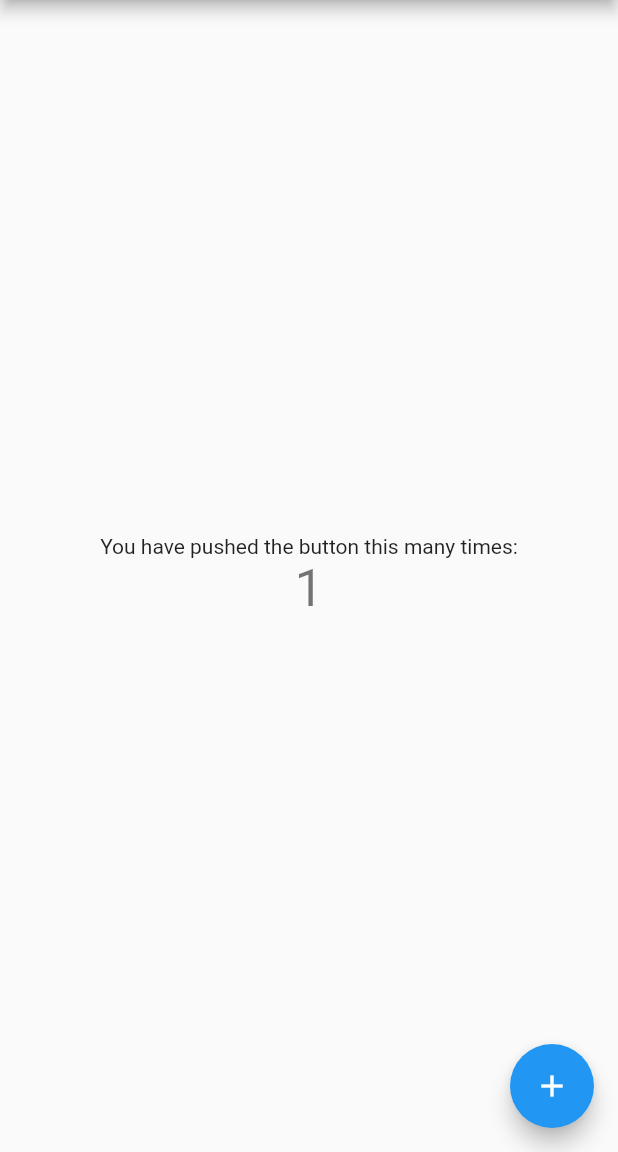
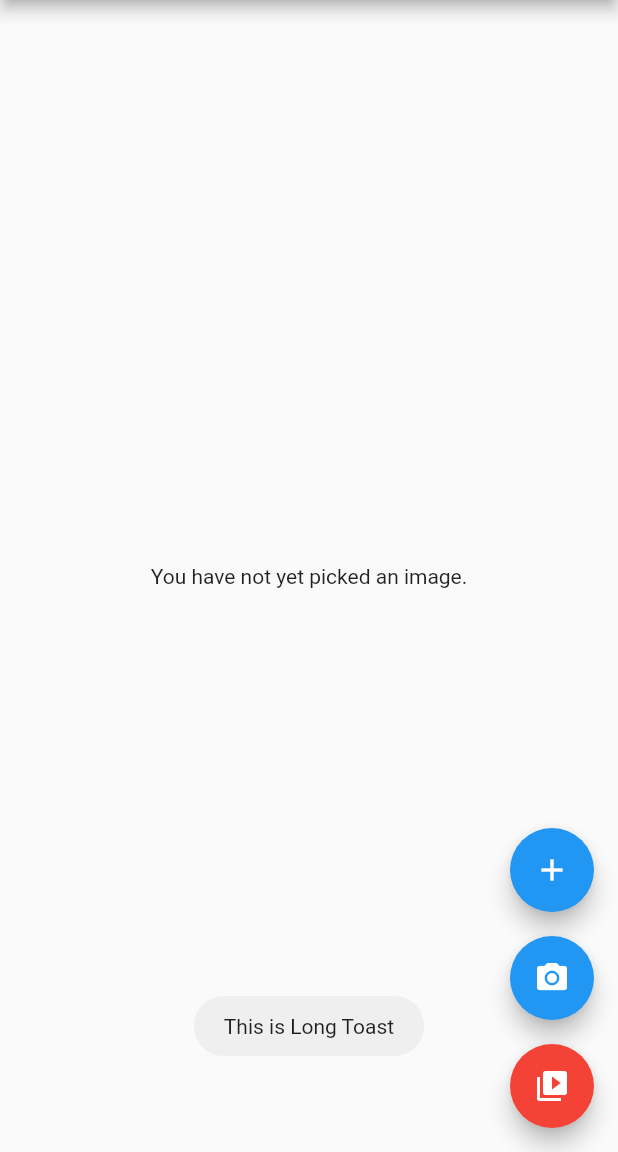
Before and after one commit to liuheng368/iOS_flutter, a Flutter app: the screen it shows after launch, after a tap on the "add" icon, on a phone screen of 412 x 824 dp, the part 84-1236 px from its top. Run offline on Flutter 3.47's test engine with Material 2 defaults, Android fonts, the phone set to English and light mode, and no system bars; our stand-ins replace fluttertoast, image_picker.

Commit message:
no message

```diff
--- a/lib/main.dart
+++ b/lib/main.dart
@@ -1,9 +1,13 @@
+import 'dart:async';
+import 'dart:io';
 import 'package:flutter/material.dart';
+import 'package:fluttertoast/fluttertoast.dart';
+import 'package:image_picker/image_picker.dart';
 
 void main() => runApp(MyApp());
 
 class MyApp extends StatelessWidget {
-  // This widget is the root of your application.
+
   @override
   Widget build(BuildContext context) {
     return MaterialApp(
@@ -44,17 +48,49 @@ class MyHomePage extends StatefulWidget {
 }
 
 class _MyHomePageState extends State<MyHomePage> {
-  int _counter = 0;
+  Future<File> _imageFile;
+  VoidCallback listener;
 
-  void _incrementCounter() {
+  @override
+  void initState() {
+    super.initState();
+    listener = () {
+      setState(() {});
+    };
+  }
+
+  Widget _previewImage() {
+    return FutureBuilder<File>(
+        future: _imageFile,
+        builder: (BuildContext context, AsyncSnapshot<File> snapshot) {
+          if (snapshot.connectionState == ConnectionState.done &&
+              snapshot.data != null) {
+            return Image.file(snapshot.data);
+          } else if (snapshot.error != null) {
+            return const Text(
+              'Error picking image.',
+              textAlign: TextAlign.center,
+            );
+          } else {
+            return const Text(
+              'You have not yet picked an image.',
+              textAlign: TextAlign.center,
+            );
+          }
+        });
+  }
+
+  void _onImageButtonPressed(ImageSource source) {
     setState(() {
-      // This call to setState tells the Flutter framework that something has
-      // changed in this State, which causes it to rerun the build method below
-      // so that the display can reflect the updated values. If we changed
-      // _counter without calling setState(), then the build method would not be
-      // called again, and so nothing would appear to happen.
-      _counter++;
+      _imageFile = ImagePicker.pickImage(source: source);
     });
+  }
+
+  void showLongToast() {
+    Fluttertoast.showToast(
+      msg: "This is Long Toast",
+      toastLength: Toast.LENGTH_LONG,
+    );
   }
 
   @override
@@ -67,45 +103,51 @@ class _MyHomePageState extends State<MyHomePage> {
     // than having to individually change instances of widgets.
     return Scaffold(
       appBar: AppBar(
-        // Here we take the value from the MyHomePage object that was created by
-        // the App.build method, and use it to set our appbar title.
         title: Text(widget.title),
       ),
       body: Center(
-        // Center is a layout widget. It takes a single child and positions it
-        // in the middle of the parent.
         child: Column(
-          // Column is also layout widget. It takes a list of children and
-          // arranges them vertically. By default, it sizes itself to fit its
-          // children horizontally, and tries to be as tall as its parent.
-          //
-          // Invoke "debug painting" (press "p" in the console, choose the
-          // "Toggle Debug Paint" action from the Flutter Inspector in Android
-          // Studio, or the "Toggle Debug Paint" command in Visual Studio Code)
-          // to see the wireframe for each widget.
-          //
-          // Column has various properties to control how it sizes itself and
-          // how it positions its children. Here we use mainAxisAlignment to
-          // center the children vertically; the main axis here is the vertical
-          // axis because Columns are vertical (the cross axis would be
-          // horizontal).
           mainAxisAlignment: MainAxisAlignment.center,
           children: <Widget>[
-            Text(
-              'You have pushed the button this many times:',
-            ),
-            Text(
-              '$_counter',
-              style: Theme.of(context).textTheme.display1,
+            Center(
+                child: _previewImage(),
             ),
           ],
         ),
       ),
-      floatingActionButton: FloatingActionButton(
-        onPressed: _incrementCounter,
-        tooltip: 'Increment',
-        child: Icon(Icons.add),
-      ), // This trailing comma makes auto-formatting nicer for build methods.
+      floatingActionButton: Column(
+        mainAxisAlignment: MainAxisAlignment.end,
+        children: <Widget>[
+          FloatingActionButton(
+          onPressed: showLongToast,
+          tooltip: 'Increment',
+          child: Icon(Icons.add),
+          ),
+          Padding(
+            padding: const EdgeInsets.only(top: 16.0),
+            child: FloatingActionButton(
+              onPressed: () {
+                _onImageButtonPressed(ImageSource.camera);
+              },
+              heroTag: 'image1',
+              tooltip: 'Take a Photo',
+              child: const Icon(Icons.camera_alt),
+            ),
+          ),
+          Padding(
+            padding: const EdgeInsets.only(top: 16.0),
+            child: FloatingActionButton(
+              backgroundColor: Colors.red,
+              onPressed: () {
+                _onImageButtonPressed(ImageSource.gallery);
+              },
+              heroTag: 'video0',
+              tooltip: 'Pick Video from gallery',
+              child: const Icon(Icons.video_library),
+            ),
+          )
+        ])
+      // This trailing comma makes auto-formatting nicer for build methods.
     );
   }
 }
--- a/pubspec.yaml
+++ b/pubspec.yaml
@@ -27,7 +27,8 @@ dependencies:
 dev_dependencies:
   flutter_test:
     sdk: flutter
-
+  image_picker: ^0.4.12+1
+  fluttertoast: ^2.2.6
 
 # For information on the generic Dart part of this file, see the
 # following page: https://dart.dev/tools/pub/pubspec
```
Also changed, not shown: pubspec.lock, 8 other files.
